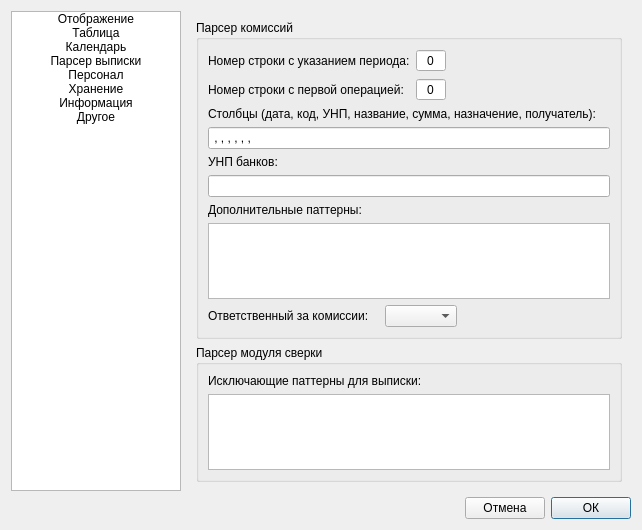
Above: designer/ui/settingsdialog.ui from Aleee/FinanceCalender before the change. Below: the same form after it.
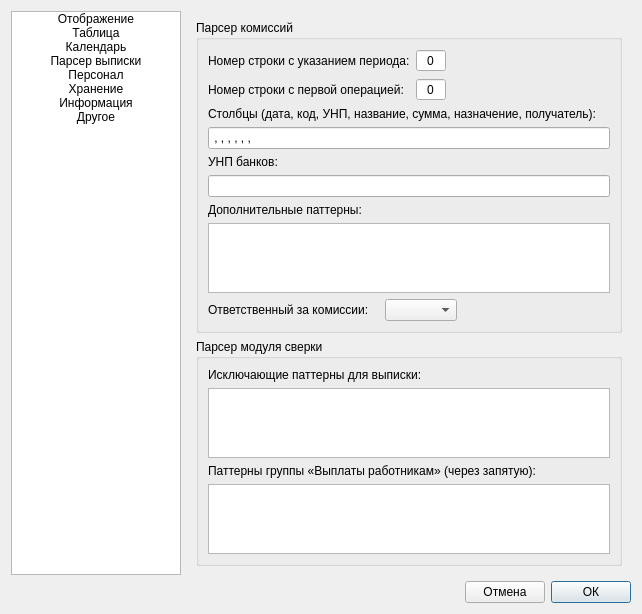
That is the form after the change. The open tabs and pages were chosen to show the change. Icons and pictures are not drawn. Custom widgets are drawn as their Qt base class.

The edit to the form file:
```diff
--- a/designer/ui/settingsdialog.ui
+++ b/designer/ui/settingsdialog.ui
@@ -232,6 +232,16 @@
             </property>
            </widget>
           </item>
+          <item row="2" column="0">
+           <widget class="QLabel" name="label_payrollpatterns">
+            <property name="text">
+             <string>Паттерны группы «Выплаты работникам» (через запятую):</string>
+            </property>
+           </widget>
+          </item>
+          <item row="3" column="0">
+           <widget class="QPlainTextEdit" name="te_csv_payrollpatterns"/>
+          </item>
          </layout>
         </widget>
        </item>
```
